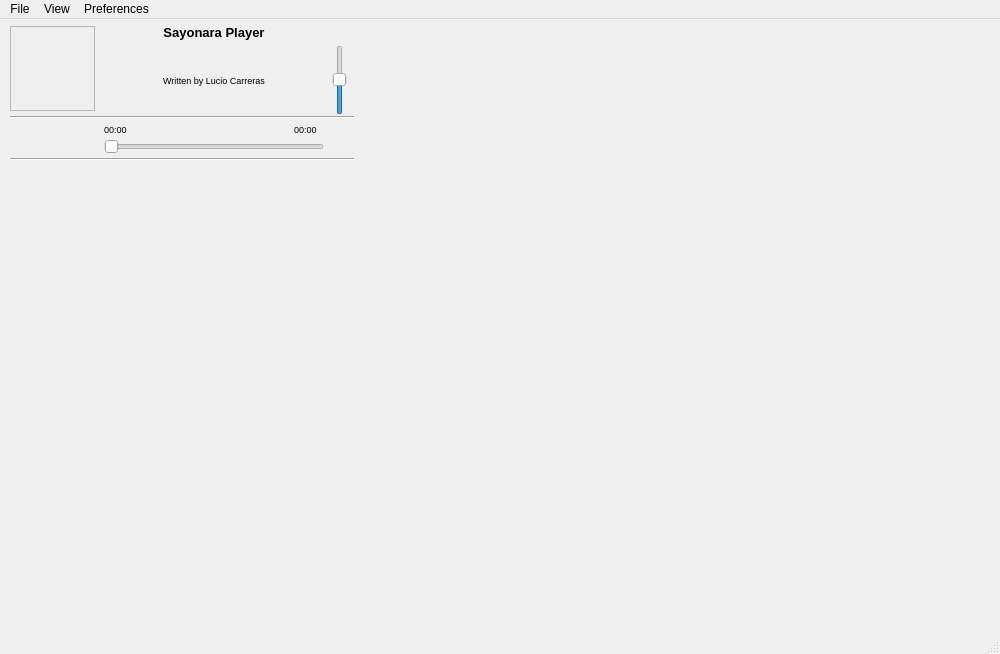
Qt form trunk/GUI/GUI_Simpleplayer.ui (shahid334/sayonara-player) before a commit.
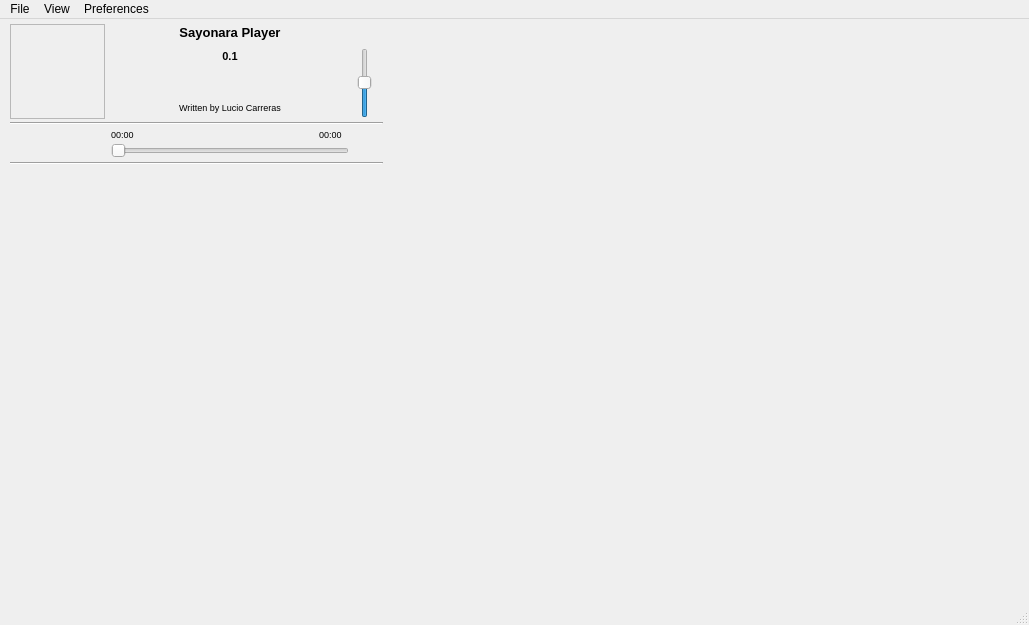
The same form after that commit. Icons and pictures are not drawn.

Patch:
```diff
--- a/trunk/GUI/GUI_Simpleplayer.ui
+++ b/trunk/GUI/GUI_Simpleplayer.ui
@@ -6,8 +6,8 @@
    <rect>
     <x>0</x>
     <y>0</y>
-    <width>1000</width>
-    <height>654</height>
+    <width>1029</width>
+    <height>625</height>
    </rect>
   </property>
   <property name="minimumSize">
@@ -59,41 +59,110 @@
      <number>0</number>
     </property>
     <property name="verticalSpacing">
-     <number>1</number>
+     <number>0</number>
     </property>
-    <item row="0" column="0" rowspan="4" colspan="3">
-     <widget class="QLabel" name="albumCover">
+    <item row="16" column="0" colspan="8">
+     <widget class="QScrollArea" name="playlist_widget">
+      <property name="sizePolicy">
+       <sizepolicy hsizetype="Expanding" vsizetype="Expanding">
+        <horstretch>0</horstretch>
+        <verstretch>0</verstretch>
+       </sizepolicy>
+      </property>
       <property name="minimumSize">
        <size>
-        <width>85</width>
-        <height>85</height>
+        <width>0</width>
+        <height>0</height>
        </size>
       </property>
-      <property name="maximumSize">
-       <size>
-        <width>85</width>
-        <height>85</height>
-       </size>
-      </property>
-      <property name="focusPolicy">
-       <enum>Qt::StrongFocus</enum>
+      <property name="styleSheet">
+       <string notr="true"/>
       </property>
       <property name="frameShape">
-       <enum>QFrame::StyledPanel</enum>
+       <enum>QFrame::NoFrame</enum>
       </property>
-      <property name="text">
-       <string/>
+      <property name="verticalScrollBarPolicy">
+       <enum>Qt::ScrollBarAlwaysOff</enum>
       </property>
-      <property name="pixmap">
-       <pixmap>../Images/gui.jpg</pixmap>
+      <property name="horizontalScrollBarPolicy">
+       <enum>Qt::ScrollBarAlwaysOff</enum>
       </property>
-      <property name="scaledContents">
+      <property name="widgetResizable">
        <bool>true</bool>
       </property>
-     </widget>
+      <property name="alignment">
+       <set>Qt::AlignLeading|Qt::AlignLeft|Qt::AlignTop</set>
+      </property>
+      <widget class="QWidget" name="scrollAreaWidgetContents">
+       <property name="geometry">
+        <rect>
+         <x>0</x>
+         <y>0</y>
+         <width>373</width>
+         <height>278</height>
+        </rect>
+       </property>
+      </widget>
+     </widget>
     </item>
-    <item row="5" column="0" rowspan="2">
-     <widget class="QPushButton" name="bw">
+    <item row="9" column="0" colspan="8">
+     <widget class="Line" name="line_2">
+      <property name="orientation">
+       <enum>Qt::Horizontal</enum>
+      </property>
+     </widget>
+    </item>
+    <item row="13" column="0" colspan="8">
+     <widget class="Line" name="line">
+      <property name="enabled">
+       <bool>true</bool>
+      </property>
+      <property name="minimumSize">
+       <size>
+        <width>0</width>
+        <height>8</height>
+       </size>
+      </property>
+      <property name="orientation">
+       <enum>Qt::Horizontal</enum>
+      </property>
+     </widget>
+    </item>
+    <item row="14" column="0" rowspan="2" colspan="8">
+     <widget class="QWidget" name="eq_widget" native="true">
+      <property name="sizePolicy">
+       <sizepolicy hsizetype="Expanding" vsizetype="Fixed">
+        <horstretch>3</horstretch>
+        <verstretch>0</verstretch>
+       </sizepolicy>
+      </property>
+      <property name="minimumSize">
+       <size>
+        <width>0</width>
+        <height>146</height>
+       </size>
+      </property>
+      <property name="maximumSize">
+       <size>
+        <width>16777215</width>
+        <height>146</height>
+       </size>
+      </property>
+     </widget>
+    </item>
+    <item row="11" column="0" rowspan="2">
+     <layout class="QHBoxLayout" name="horizontalLayout_2">
+      <property name="spacing">
+       <number>0</number>
+      </property>
+      <property name="sizeConstraint">
+       <enum>QLayout::SetDefaultConstraint</enum>
+      </property>
+      <property name="bottomMargin">
+       <number>0</number>
+      </property>
+      <item>
+       <widget class="QPushButton" name="btn_bw">
       <property name="enabled">
        <bool>true</bool>
       </property>
@@ -137,8 +206,8 @@
       </property>
      </widget>
     </item>
-    <item row="5" column="1" rowspan="2">
-     <widget class="QPushButton" name="play">
+      <item>
+       <widget class="QPushButton" name="btn_play">
       <property name="sizePolicy">
        <sizepolicy hsizetype="Fixed" vsizetype="Fixed">
         <horstretch>0</horstretch>
@@ -147,14 +216,14 @@
       </property>
       <property name="minimumSize">
        <size>
-        <width>0</width>
-        <height>0</height>
+          <width>34</width>
+          <height>34</height>
        </size>
       </property>
       <property name="maximumSize">
        <size>
-        <width>28</width>
-        <height>28</height>
+          <width>34</width>
+          <height>34</height>
        </size>
       </property>
       <property name="text">
@@ -174,26 +243,32 @@
       <property name="shortcut">
        <string/>
       </property>
+        <property name="autoDefault">
+         <bool>false</bool>
+        </property>
+        <property name="default">
+         <bool>false</bool>
+        </property>
       <property name="flat">
        <bool>true</bool>
       </property>
      </widget>
     </item>
-    <item row="5" column="2" rowspan="2">
-     <widget class="QPushButton" name="fw">
+      <item>
+       <widget class="QPushButton" name="btn_fw">
       <property name="enabled">
        <bool>true</bool>
       </property>
       <property name="minimumSize">
        <size>
-        <width>0</width>
-        <height>24</height>
+          <width>28</width>
+          <height>28</height>
        </size>
       </property>
       <property name="maximumSize">
        <size>
-        <width>24</width>
-        <height>200</height>
+          <width>28</width>
+          <height>28</height>
        </size>
       </property>
       <property name="focusPolicy">
@@ -218,7 +293,195 @@
       </property>
      </widget>
     </item>
-    <item row="0" column="3" colspan="3">
+     </layout>
+    </item>
+    <item row="12" column="1" colspan="6">
+     <widget class="QSlider" name="songProgress">
+      <property name="maximumSize">
+       <size>
+        <width>16777215</width>
+        <height>20</height>
+       </size>
+      </property>
+      <property name="font">
+       <font>
+        <strikeout>false</strikeout>
+        <stylestrategy>PreferAntialias</stylestrategy>
+       </font>
+      </property>
+      <property name="focusPolicy">
+       <enum>Qt::NoFocus</enum>
+      </property>
+      <property name="orientation">
+       <enum>Qt::Horizontal</enum>
+      </property>
+      <property name="invertedAppearance">
+       <bool>false</bool>
+      </property>
+      <property name="invertedControls">
+       <bool>false</bool>
+      </property>
+      <property name="tickPosition">
+       <enum>QSlider::NoTicks</enum>
+      </property>
+      <property name="tickInterval">
+       <number>20</number>
+      </property>
+     </widget>
+    </item>
+    <item row="11" column="1">
+     <widget class="QLabel" name="curTime">
+      <property name="sizePolicy">
+       <sizepolicy hsizetype="Maximum" vsizetype="Preferred">
+        <horstretch>0</horstretch>
+        <verstretch>0</verstretch>
+       </sizepolicy>
+      </property>
+      <property name="minimumSize">
+       <size>
+        <width>30</width>
+        <height>0</height>
+       </size>
+      </property>
+      <property name="maximumSize">
+       <size>
+        <width>30</width>
+        <height>18</height>
+       </size>
+      </property>
+      <property name="font">
+       <font>
+        <pointsize>7</pointsize>
+       </font>
+      </property>
+      <property name="styleSheet">
+       <string notr="true"/>
+      </property>
+      <property name="text">
+       <string>00:00</string>
+      </property>
+     </widget>
+    </item>
+    <item row="11" column="2" colspan="4">
+     <spacer name="horizontalSpacer">
+      <property name="orientation">
+       <enum>Qt::Horizontal</enum>
+      </property>
+      <property name="sizeType">
+       <enum>QSizePolicy::Expanding</enum>
+      </property>
+      <property name="sizeHint" stdset="0">
+       <size>
+        <width>40</width>
+        <height>18</height>
+       </size>
+      </property>
+     </spacer>
+    </item>
+    <item row="0" column="7">
+     <widget class="QPushButton" name="btn_mute">
+      <property name="maximumSize">
+       <size>
+        <width>20</width>
+        <height>30</height>
+       </size>
+      </property>
+      <property name="text">
+       <string/>
+      </property>
+      <property name="icon">
+       <iconset>
+        <normaloff>icons/vol_mute.png</normaloff>icons/vol_mute.png</iconset>
+      </property>
+      <property name="iconSize">
+       <size>
+        <width>24</width>
+        <height>24</height>
+       </size>
+      </property>
+      <property name="flat">
+       <bool>true</bool>
+      </property>
+     </widget>
+    </item>
+    <item row="1" column="7" rowspan="8">
+     <widget class="QSlider" name="volumeSlider">
+      <property name="sizePolicy">
+       <sizepolicy hsizetype="Fixed" vsizetype="Expanding">
+        <horstretch>0</horstretch>
+        <verstretch>0</verstretch>
+       </sizepolicy>
+      </property>
+      <property name="maximumSize">
+       <size>
+        <width>20</width>
+        <height>70</height>
+       </size>
+      </property>
+      <property name="focusPolicy">
+       <enum>Qt::NoFocus</enum>
+      </property>
+      <property name="value">
+       <number>50</number>
+      </property>
+      <property name="tracking">
+       <bool>true</bool>
+      </property>
+      <property name="orientation">
+       <enum>Qt::Vertical</enum>
+      </property>
+     </widget>
+    </item>
+    <item row="11" column="7" rowspan="2">
+     <widget class="QPushButton" name="btn_stop">
+      <property name="minimumSize">
+       <size>
+        <width>28</width>
+        <height>28</height>
+       </size>
+      </property>
+      <property name="maximumSize">
+       <size>
+        <width>28</width>
+        <height>28</height>
+       </size>
+      </property>
+      <property name="text">
+       <string/>
+      </property>
+      <property name="icon">
+       <iconset>
+        <normaloff>icons/stop.png</normaloff>
+        <selectedoff>icons/stop.png</selectedoff>icons/stop.png</iconset>
+      </property>
+      <property name="iconSize">
+       <size>
+        <width>22</width>
+        <height>22</height>
+       </size>
+      </property>
+      <property name="flat">
+       <bool>true</bool>
+      </property>
+     </widget>
+    </item>
+    <item row="0" column="11" rowspan="17" colspan="4">
+     <widget class="QWidget" name="library_widget" native="true">
+      <property name="sizePolicy">
+       <sizepolicy hsizetype="Expanding" vsizetype="Expanding">
+        <horstretch>13</horstretch>
+        <verstretch>0</verstretch>
+       </sizepolicy>
+      </property>
+      <property name="minimumSize">
+       <size>
+        <width>0</width>
+        <height>0</height>
+       </size>
+      </property>
+     </widget>
+    </item>
+    <item row="0" column="1" colspan="6">
      <widget class="QLabel" name="title">
       <property name="sizePolicy">
        <sizepolicy hsizetype="Expanding" vsizetype="Preferred">
@@ -226,6 +489,12 @@
         <verstretch>0</verstretch>
        </sizepolicy>
       </property>
+      <property name="maximumSize">
+       <size>
+        <width>16777215</width>
+        <height>18</height>
+       </size>
+      </property>
       <property name="font">
        <font>
         <pointsize>10</pointsize>
@@ -262,8 +531,96 @@
       </property>
      </widget>
     </item>
-    <item row="1" column="3" colspan="3">
+    <item row="0" column="0" rowspan="9">
+     <widget class="QLabel" name="albumCover">
+      <property name="minimumSize">
+       <size>
+        <width>95</width>
+        <height>95</height>
+       </size>
+      </property>
+      <property name="maximumSize">
+       <size>
+        <width>95</width>
+        <height>95</height>
+       </size>
+      </property>
+      <property name="focusPolicy">
+       <enum>Qt::StrongFocus</enum>
+      </property>
+      <property name="frameShape">
+       <enum>QFrame::StyledPanel</enum>
+      </property>
+      <property name="text">
+       <string/>
+      </property>
+      <property name="pixmap">
+       <pixmap>../Images/gui.jpg</pixmap>
+      </property>
+      <property name="scaledContents">
+       <bool>true</bool>
+      </property>
+     </widget>
+    </item>
+    <item row="3" column="1" rowspan="4" colspan="6">
+     <widget class="QLabel" name="artist">
+      <property name="minimumSize">
+       <size>
+        <width>0</width>
+        <height>20</height>
+       </size>
+      </property>
+      <property name="maximumSize">
+       <size>
+        <width>16777215</width>
+        <height>16</height>
+       </size>
+      </property>
+      <property name="font">
+       <font>
+        <pointsize>7</pointsize>
+       </font>
+      </property>
+      <property name="styleSheet">
+       <string notr="true"/>
+      </property>
+      <property name="frameShape">
+       <enum>QFrame::NoFrame</enum>
+      </property>
+      <property name="frameShadow">
+       <enum>QFrame::Plain</enum>
+      </property>
+      <property name="text">
+       <string/>
+      </property>
+      <property name="textFormat">
+       <enum>Qt::AutoText</enum>
+      </property>
+      <property name="alignment">
+       <set>Qt::AlignCenter</set>
+      </property>
+      <property name="wordWrap">
+       <bool>true</bool>
+      </property>
+      <property name="openExternalLinks">
+       <bool>false</bool>
+      </property>
+     </widget>
+    </item>
+    <item row="1" column="1" rowspan="2" colspan="6">
      <widget class="QLabel" name="rating">
+      <property name="minimumSize">
+       <size>
+        <width>0</width>
+        <height>20</height>
+       </size>
+      </property>
+      <property name="maximumSize">
+       <size>
+        <width>16777215</width>
+        <height>16</height>
+       </size>
+      </property>
       <property name="font">
        <font>
         <pointsize>8</pointsize>
@@ -279,15 +636,27 @@
        <string notr="true"/>
       </property>
       <property name="text">
-       <string/>
+       <string>0.1</string>
       </property>
       <property name="alignment">
        <set>Qt::AlignCenter</set>
       </property>
      </widget>
     </item>
-    <item row="2" column="3" colspan="3">
+    <item row="7" column="1" colspan="6">
      <widget class="QLabel" name="album">
+      <property name="minimumSize">
+       <size>
+        <width>0</width>
+        <height>20</height>
+       </size>
+      </property>
+      <property name="maximumSize">
+       <size>
+        <width>16777215</width>
+        <height>16</height>
+       </size>
+      </property>
       <property name="font">
        <font>
         <pointsize>7</pointsize>
@@ -307,143 +676,7 @@
       </property>
      </widget>
     </item>
-    <item row="3" column="3" colspan="3">
-     <widget class="QLabel" name="artist">
-      <property name="font">
-       <font>
-        <pointsize>7</pointsize>
-       </font>
-      </property>
-      <property name="styleSheet">
-       <string notr="true"/>
-      </property>
-      <property name="frameShape">
-       <enum>QFrame::NoFrame</enum>
-      </property>
-      <property name="frameShadow">
-       <enum>QFrame::Plain</enum>
-      </property>
-      <property name="text">
-       <string/>
-      </property>
-      <property name="textFormat">
-       <enum>Qt::AutoText</enum>
-      </property>
-      <property name="alignment">
-       <set>Qt::AlignCenter</set>
-      </property>
-      <property name="wordWrap">
-       <bool>true</bool>
-      </property>
-      <property name="openExternalLinks">
-       <bool>false</bool>
-      </property>
-     </widget>
-    </item>
-    <item row="0" column="6">
-     <widget class="QPushButton" name="btn_mute">
-      <property name="maximumSize">
-       <size>
-        <width>20</width>
-        <height>30</height>
-       </size>
-      </property>
-      <property name="text">
-       <string/>
-      </property>
-      <property name="icon">
-       <iconset>
-        <normaloff>icons/vol_mute.png</normaloff>icons/vol_mute.png</iconset>
-      </property>
-      <property name="iconSize">
-       <size>
-        <width>24</width>
-        <height>24</height>
-       </size>
-      </property>
-      <property name="flat">
-       <bool>true</bool>
-      </property>
-     </widget>
-    </item>
-    <item row="1" column="6" rowspan="3">
-     <widget class="QSlider" name="volumeSlider">
-      <property name="sizePolicy">
-       <sizepolicy hsizetype="Fixed" vsizetype="Expanding">
-        <horstretch>0</horstretch>
-        <verstretch>0</verstretch>
-       </sizepolicy>
-      </property>
-      <property name="maximumSize">
-       <size>
-        <width>20</width>
-        <height>70</height>
-       </size>
-      </property>
-      <property name="focusPolicy">
-       <enum>Qt::NoFocus</enum>
-      </property>
-      <property name="value">
-       <number>50</number>
-      </property>
-      <property name="tracking">
-       <bool>true</bool>
-      </property>
-      <property name="orientation">
-       <enum>Qt::Vertical</enum>
-      </property>
-     </widget>
-    </item>
-    <item row="5" column="3">
-     <widget class="QLabel" name="curTime">
-      <property name="sizePolicy">
-       <sizepolicy hsizetype="Maximum" vsizetype="Preferred">
-        <horstretch>0</horstretch>
-        <verstretch>0</verstretch>
-       </sizepolicy>
-      </property>
-      <property name="minimumSize">
-       <size>
-        <width>30</width>
-        <height>0</height>
-       </size>
-      </property>
-      <property name="maximumSize">
-       <size>
-        <width>30</width>
-        <height>18</height>
-       </size>
-      </property>
-      <property name="font">
-       <font>
-        <pointsize>7</pointsize>
-       </font>
-      </property>
-      <property name="styleSheet">
-       <string notr="true"/>
-      </property>
-      <property name="text">
-       <string>00:00</string>
-      </property>
-     </widget>
-    </item>
-    <item row="5" column="4">
-     <spacer name="horizontalSpacer">
-      <property name="orientation">
-       <enum>Qt::Horizontal</enum>
-      </property>
-      <property name="sizeType">
-       <enum>QSizePolicy::Expanding</enum>
-      </property>
-      <property name="sizeHint" stdset="0">
-       <size>
-        <width>40</width>
-        <height>18</height>
-       </size>
-      </property>
-     </spacer>
-    </item>
-    <item row="5" column="5">
+    <item row="11" column="6">
      <widget class="QLabel" name="maxTime">
       <property name="sizePolicy">
        <sizepolicy hsizetype="Maximum" vsizetype="Preferred">
@@ -473,172 +706,6 @@
       </property>
      </widget>
     </item>
-    <item row="6" column="3" colspan="3">
-     <widget class="QSlider" name="songProgress">
-      <property name="maximumSize">
-       <size>
-        <width>16777215</width>
-        <height>20</height>
-       </size>
-      </property>
-      <property name="font">
-       <font>
-        <strikeout>false</strikeout>
-        <stylestrategy>PreferAntialias</stylestrategy>
-       </font>
-      </property>
-      <property name="focusPolicy">
-       <enum>Qt::NoFocus</enum>
-      </property>
-      <property name="orientation">
-       <enum>Qt::Horizontal</enum>
-      </property>
-      <property name="invertedAppearance">
-       <bool>false</bool>
-      </property>
-      <property name="invertedControls">
-       <bool>false</bool>
-      </property>
-      <property name="tickPosition">
-       <enum>QSlider::NoTicks</enum>
-      </property>
-      <property name="tickInterval">
-       <number>20</number>
-      </property>
-     </widget>
-    </item>
-    <item row="5" column="6" rowspan="2">
-     <widget class="QPushButton" name="stop">
-      <property name="maximumSize">
-       <size>
-        <width>24</width>
-        <height>24</height>
-       </size>
-      </property>
-      <property name="text">
-       <string/>
-      </property>
-      <property name="icon">
-       <iconset>
-        <normaloff>icons/stop.png</normaloff>
-        <selectedoff>icons/stop.png</selectedoff>icons/stop.png</iconset>
-      </property>
-      <property name="iconSize">
-       <size>
-        <width>22</width>
-        <height>22</height>
-       </size>
-      </property>
-      <property name="flat">
-       <bool>true</bool>
-      </property>
-     </widget>
-    </item>
-    <item row="10" column="0" colspan="7">
-     <widget class="QScrollArea" name="playlist_widget">
-      <property name="sizePolicy">
-       <sizepolicy hsizetype="Expanding" vsizetype="Expanding">
-        <horstretch>0</horstretch>
-        <verstretch>0</verstretch>
-       </sizepolicy>
-      </property>
-      <property name="minimumSize">
-       <size>
-        <width>0</width>
-        <height>0</height>
-       </size>
-      </property>
-      <property name="styleSheet">
-       <string notr="true"/>
-      </property>
-      <property name="frameShape">
-       <enum>QFrame::NoFrame</enum>
-      </property>
-      <property name="verticalScrollBarPolicy">
-       <enum>Qt::ScrollBarAlwaysOff</enum>
-      </property>
-      <property name="horizontalScrollBarPolicy">
-       <enum>Qt::ScrollBarAlwaysOff</enum>
-      </property>
-      <property name="widgetResizable">
-       <bool>true</bool>
-      </property>
-      <property name="alignment">
-       <set>Qt::AlignLeading|Qt::AlignLeft|Qt::AlignTop</set>
-      </property>
-      <widget class="QWidget" name="scrollAreaWidgetContents">
-       <property name="geometry">
-        <rect>
-         <x>0</x>
-         <y>0</y>
-         <width>344</width>
-         <height>306</height>
-        </rect>
-       </property>
-      </widget>
-     </widget>
-    </item>
-    <item row="0" column="7" rowspan="11">
-     <widget class="QWidget" name="library_widget" native="true">
-      <property name="sizePolicy">
-       <sizepolicy hsizetype="Expanding" vsizetype="Expanding">
-        <horstretch>13</horstretch>
-        <verstretch>0</verstretch>
-       </sizepolicy>
-      </property>
-      <property name="minimumSize">
-       <size>
-        <width>0</width>
-        <height>0</height>
-       </size>
-      </property>
-     </widget>
-    </item>
-    <item row="4" column="0" colspan="7">
-     <widget class="Line" name="line_2">
-      <property name="orientation">
-       <enum>Qt::Horizontal</enum>
-      </property>
-     </widget>
-    </item>
-    <item row="7" column="0" colspan="7">
-     <widget class="Line" name="line">
-      <property name="enabled">
-       <bool>true</bool>
-      </property>
-      <property name="minimumSize">
-       <size>
-        <width>0</width>
-        <height>8</height>
-       </size>
-      </property>
-      <property name="orientation">
-       <enum>Qt::Horizontal</enum>
-      </property>
-     </widget>
-    </item>
-    <item row="8" column="0" rowspan="2" colspan="7">
-     <widget class="QWidget" name="eq_widget" native="true">
-      <property name="sizePolicy">
-       <sizepolicy hsizetype="Expanding" vsizetype="Fixed">
-        <horstretch>3</horstretch>
-        <verstretch>0</verstretch>
-       </sizepolicy>
-      </property>
-      <property name="minimumSize">
-       <size>
-        <width>0</width>
-        <height>146</height>
-       </size>
-      </property>
-      <property name="maximumSize">
-       <size>
-        <width>16777215</width>
-        <height>146</height>
-       </size>
-      </property>
-     </widget>
-    </item>
    </layout>
   </widget>
   <widget class="QMenuBar" name="menubar">
@@ -646,7 +713,7 @@
     <rect>
      <x>0</x>
      <y>0</y>
-     <width>1000</width>
+     <width>1029</width>
      <height>21</height>
     </rect>
    </property>
```
Left out of the diff: 8 changed lines with no effect on the pictures. Lines whose indentation alone changed are shown as unchanged.
